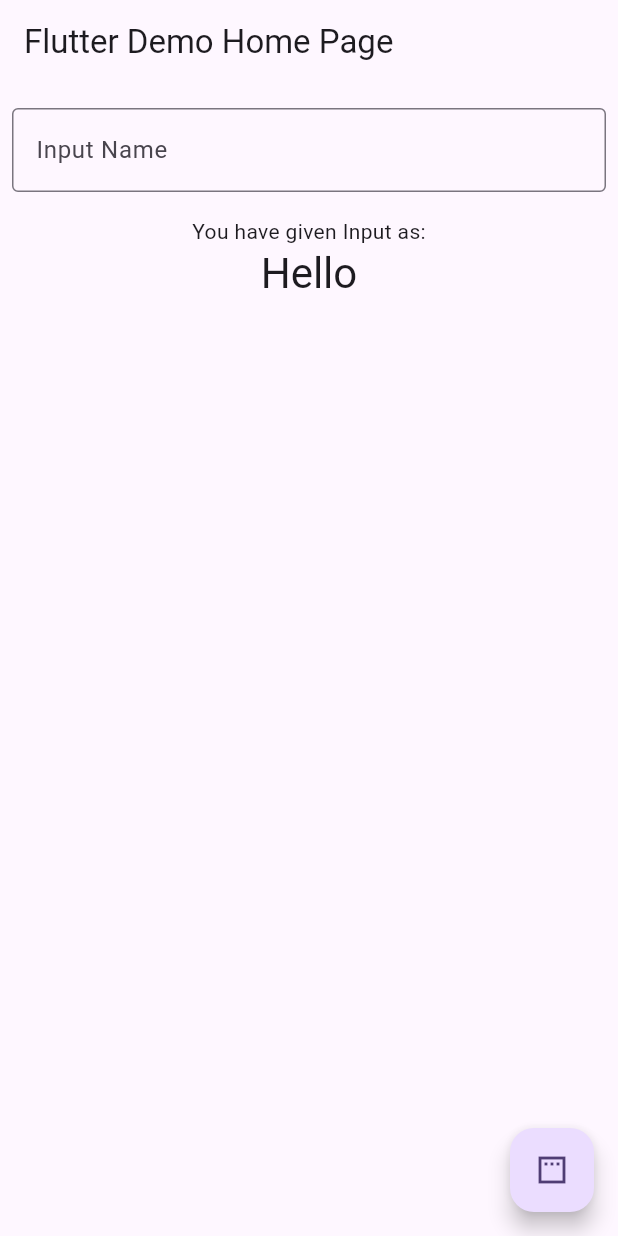
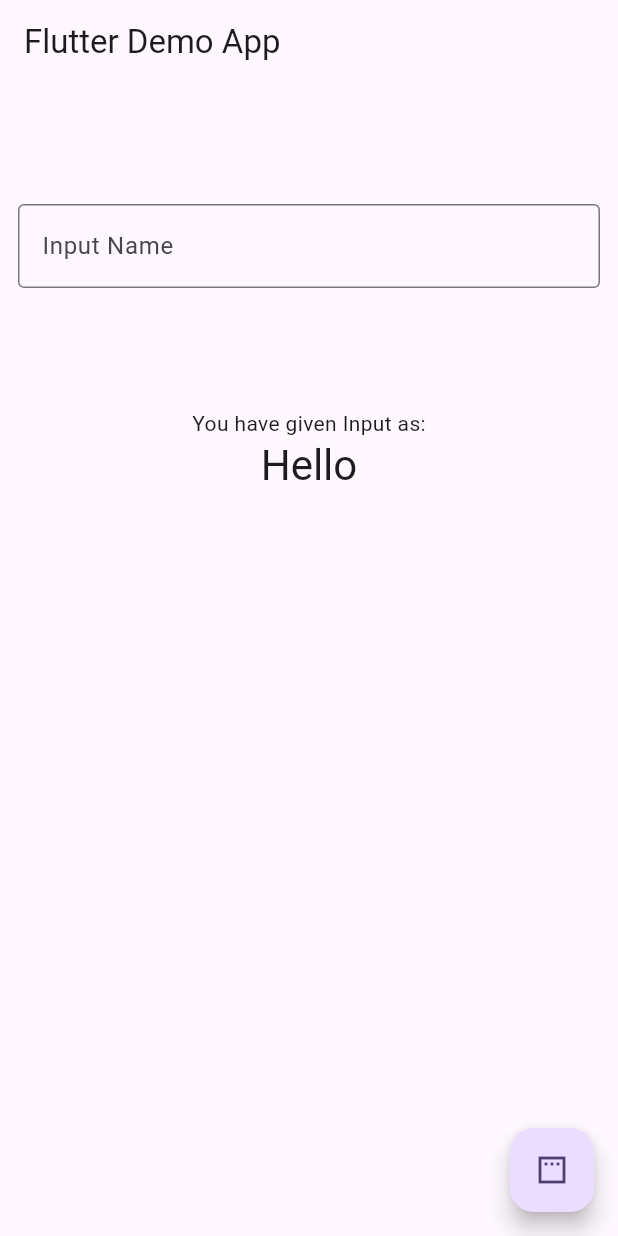
Before and after one commit to mrunal77/flutter_app_for_practice, a Flutter app: the screen it shows after launch, on a phone screen of 412 x 824 dp. Run offline on Flutter 3.47's test engine with Material 2 defaults, Android fonts, the phone set to English and light mode, and no system bars.

Commit message:
Test Padding

```diff
--- a/lib/main.dart
+++ b/lib/main.dart
@@ -31,7 +31,7 @@ class MyApp extends StatelessWidget {
         colorScheme: ColorScheme.fromSeed(seedColor: Colors.deepPurple),
         useMaterial3: true,
       ),
-      home: const MyHomePage(title: 'Flutter Demo Home Page'),
+      home: const MyHomePage(title: 'Flutter Demo App'),
     );
   }
 }
@@ -52,7 +52,6 @@ class _MyHomePageState extends State<MyHomePage> {
 
   @override
   void dispose() {
-    // Clean up the controller when the widget is disposed.
     myController.dispose();
     super.dispose();
   }
@@ -79,11 +78,11 @@ class _MyHomePageState extends State<MyHomePage> {
           mainAxisAlignment: MainAxisAlignment.start,
           children: <Widget>[
             Padding(
-              padding: EdgeInsets.symmetric(horizontal: 8, vertical: 16),
+              padding: const EdgeInsets.symmetric(horizontal: 12, vertical: 80),
               child: TextField(
                 decoration: const InputDecoration(
                     border: OutlineInputBorder(),
-                    hintText: 'Enter a search term',
+                    hintText: 'Enter your Name',
                     labelText: 'Input Name'),
                 onChanged: (value) => title = value,
               ),
```
